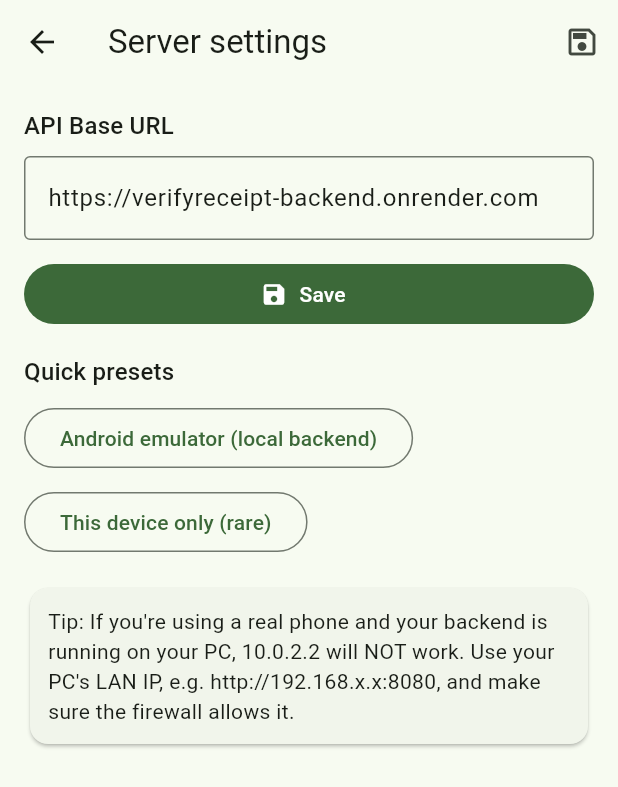
After one commit to tise-genene/verifyreceipt, a Flutter app: the screen it shows after launch, item 2 of the bottom bar chosen, after a tap on the "settings" icon, on a phone screen of 412 x 824 dp. The commit adds this screen. Shown: the top 787 px of the screen. Run offline on Flutter 3.47's test engine with Material 3 defaults, Android fonts, the phone set to English and light mode, and no system bars; our stand-ins replace dio, flutter_riverpod, hive, hive_flutter, image_picker, share_plus; missing offline and left inert: google_mlkit_text_recognition, mobile_scanner; accounts and stored records are empty.

Commit message:
Add server settings UI and default to prod backend

```diff
--- a/mobile/lib/core/api/api_client.dart
+++ b/mobile/lib/core/api/api_client.dart
@@ -6,6 +6,14 @@ import 'package:flutter/foundation.dart';
 
 import '../storage/settings_store.dart';
 import 'models.dart';
+
+class ApiConfigError implements Exception {
+  ApiConfigError(this.message);
+  final String message;
+
+  @override
+  String toString() => message;
+}
 
 class ApiClient {
   ApiClient(this._dio, this._settings);
@@ -30,6 +38,7 @@ class ApiClient {
     } on DioException catch (e) {
       final shouldRetry =
           e.type == DioExceptionType.connectionTimeout ||
+          e.type == DioExceptionType.connectionError ||
           e.type == DioExceptionType.sendTimeout ||
           e.type == DioExceptionType.receiveTimeout ||
           (e.type == DioExceptionType.unknown &&
@@ -56,7 +65,10 @@ class ApiClient {
     String? phone,
     CancelToken? cancelToken,
   }) async {
-    final baseUrl = await _settings.getApiBaseUrl();
+    final baseUrl = _normalizeBaseUrl(await _settings.getApiBaseUrl());
+    if (baseUrl.isEmpty) {
+      throw ApiConfigError('Server URL is not set. Open Settings and set it.');
+    }
 
     final resp = await _postWithRetry<Map<String, dynamic>>(
       '$baseUrl/api/verify/reference',
@@ -79,7 +91,10 @@ class ApiClient {
     String? suffix,
     CancelToken? cancelToken,
   }) async {
-    final baseUrl = await _settings.getApiBaseUrl();
+    final baseUrl = _normalizeBaseUrl(await _settings.getApiBaseUrl());
+    if (baseUrl.isEmpty) {
+      throw ApiConfigError('Server URL is not set. Open Settings and set it.');
+    }
 
     final form = FormData.fromMap({
       'provider': provider.value,
@@ -104,6 +119,14 @@ class ApiClient {
   }
 }
 
+String _normalizeBaseUrl(String value) {
+  var s = value.trim();
+  while (s.endsWith('/')) {
+    s = s.substring(0, s.length - 1);
+  }
+  return s;
+}
+
 String prettyJson(Object? value) {
   try {
     const encoder = JsonEncoder.withIndent('  ');
@@ -114,16 +137,32 @@ String prettyJson(Object? value) {
 }
 
 String errorMessage(Object error) {
+  if (error is ApiConfigError) return error.message;
   if (error is DioException) {
     switch (error.type) {
       case DioExceptionType.cancel:
         return 'Cancelled.';
+      case DioExceptionType.connectionError:
+        if (error.error is SocketException) {
+          final se = error.error as SocketException;
+          final msg = (se.osError?.message ?? se.message).toLowerCase();
+          if (msg.contains('refused')) {
+            return 'Can’t connect to the server (connection refused).\nCheck the server address in Settings.';
+          }
+          return 'Can’t reach the server.\nCheck your connection and the server address in Settings.';
+        }
+        return 'Can’t connect to the server.\nCheck the server address in Settings.';
       case DioExceptionType.connectionTimeout:
       case DioExceptionType.sendTimeout:
       case DioExceptionType.receiveTimeout:
-        return 'Request timed out. The server may be busy — please try again.';
+        return 'Request timed out.\nCheck the server address in Settings and try again.';
       case DioExceptionType.unknown:
         if (error.error is SocketException) {
+          final se = error.error as SocketException;
+          final msg = (se.osError?.message ?? se.message).toLowerCase();
+          if (msg.contains('refused')) {
+            return 'Can’t connect to the server (connection refused).\nCheck the server address in Settings.';
+          }
           return 'Network error. Check your internet connection and try again.';
         }
         break;
--- a/mobile/lib/core/storage/settings_store.dart
+++ b/mobile/lib/core/storage/settings_store.dart
@@ -9,10 +9,10 @@ class SettingsStore {
   Future<String> getApiBaseUrl() async {
     final box = await _box();
 
-    // For Android emulator, localhost should be 10.0.2.2
+    // Default to the deployed backend; override via dart-define for local dev.
     final defaultUrl = const String.fromEnvironment(
       'API_BASE_URL',
-      defaultValue: 'http://10.0.2.2:8080',
+      defaultValue: 'https://verifyreceipt-backend.onrender.com',
     );
     return (box.get(_keyApiBaseUrl) as String?) ?? defaultUrl;
   }
--- a/mobile/lib/features/reference/reference_screen.dart
+++ b/mobile/lib/features/reference/reference_screen.dart
@@ -3,6 +3,7 @@ import 'package:flutter_riverpod/flutter_riverpod.dart';
 
 import '../../core/api/models.dart';
 import '../common/verification_result_view.dart';
+import '../settings/server_settings_screen.dart';
 import 'reference_controller.dart';
 
 class ReferenceScreen extends ConsumerWidget {
@@ -14,7 +15,20 @@ class ReferenceScreen extends ConsumerWidget {
     final ctrl = ref.read(referenceControllerProvider.notifier);
 
     return Scaffold(
-      appBar: AppBar(title: const Text('Verify by reference')),
+      appBar: AppBar(
+        title: const Text('Verify by reference'),
+        actions: [
+          IconButton(
+            tooltip: 'Server settings',
+            icon: const Icon(Icons.settings_outlined),
+            onPressed: () {
+              Navigator.of(context).push(
+                MaterialPageRoute(builder: (_) => const ServerSettingsScreen()),
+              );
+            },
+          ),
+        ],
+      ),
       body: ListView(
         padding: const EdgeInsets.all(16),
         children: [
--- a/mobile/lib/features/scan/scan_qr_screen.dart
+++ b/mobile/lib/features/scan/scan_qr_screen.dart
@@ -3,6 +3,7 @@ import 'package:flutter_riverpod/flutter_riverpod.dart';
 import 'package:mobile_scanner/mobile_scanner.dart';
 
 import '../reference/reference_controller.dart';
+import '../settings/server_settings_screen.dart';
 
 class ScanQrScreen extends ConsumerStatefulWidget {
   const ScanQrScreen({super.key});
@@ -17,7 +18,20 @@ class _ScanQrScreenState extends ConsumerState<ScanQrScreen> {
   @override
   Widget build(BuildContext context) {
     return Scaffold(
-      appBar: AppBar(title: const Text('Scan QR')),
+      appBar: AppBar(
+        title: const Text('Scan QR'),
+        actions: [
+          IconButton(
+            tooltip: 'Server settings',
+            icon: const Icon(Icons.settings_outlined),
+            onPressed: () {
+              Navigator.of(context).push(
+                MaterialPageRoute(builder: (_) => const ServerSettingsScreen()),
+              );
+            },
+          ),
+        ],
+      ),
       body: MobileScanner(
         onDetect: (capture) {
           if (_handled) return;
--- /dev/null
+++ b/mobile/lib/features/settings/server_settings_screen.dart
@@ -0,0 +1,150 @@
+import 'package:flutter/material.dart';
+import 'package:flutter_riverpod/flutter_riverpod.dart';
+
+import '../../core/di/providers.dart';
+
+class ServerSettingsScreen extends ConsumerStatefulWidget {
+  const ServerSettingsScreen({super.key});
+
+  @override
+  ConsumerState<ServerSettingsScreen> createState() =>
+      _ServerSettingsScreenState();
+}
+
+class _ServerSettingsScreenState extends ConsumerState<ServerSettingsScreen> {
+  final _controller = TextEditingController();
+  bool _loading = true;
+
+  @override
+  void initState() {
+    super.initState();
+    _load();
+  }
+
+  Future<void> _load() async {
+    final store = ref.read(settingsStoreProvider);
+    final v = await store.getApiBaseUrl();
+    if (!mounted) return;
+    setState(() {
+      _controller.text = v;
+      _loading = false;
+    });
+  }
+
+  @override
+  void dispose() {
+    _controller.dispose();
+    super.dispose();
+  }
+
+  String _normalize(String v) {
+    var s = v.trim();
+    while (s.endsWith('/')) {
+      s = s.substring(0, s.length - 1);
+    }
+    return s;
+  }
+
+  Future<void> _save() async {
+    final raw = _controller.text;
+    final v = _normalize(raw);
+
+    if (v.isEmpty) {
+      _snack('Server URL is required.');
+      return;
+    }
+    if (!v.startsWith('http://') && !v.startsWith('https://')) {
+      _snack('Server URL must start with http:// or https://');
+      return;
+    }
+
+    final store = ref.read(settingsStoreProvider);
+    await store.setApiBaseUrl(v);
+    if (!mounted) return;
+    _snack('Saved.');
+  }
+
+  void _snack(String msg) {
+    ScaffoldMessenger.of(context).showSnackBar(SnackBar(content: Text(msg)));
+  }
+
+  @override
+  Widget build(BuildContext context) {
+    return Scaffold(
+      appBar: AppBar(
+        title: const Text('Server settings'),
+        actions: [
+          IconButton(
+            onPressed: _loading ? null : _save,
+            icon: const Icon(Icons.save_outlined),
+            tooltip: 'Save',
+          ),
+        ],
+      ),
+      body: _loading
+          ? const Center(child: CircularProgressIndicator())
+          : ListView(
+              padding: const EdgeInsets.all(16),
+              children: [
+                Text(
+                  'API Base URL',
+                  style: Theme.of(context).textTheme.titleMedium,
+                ),
+                const SizedBox(height: 8),
+                TextField(
+                  controller: _controller,
+                  keyboardType: TextInputType.url,
+                  decoration: const InputDecoration(
+                    hintText: 'https://your-backend.example.com',
+                    border: OutlineInputBorder(),
+                  ),
+                ),
+                const SizedBox(height: 12),
+                FilledButton.icon(
+                  onPressed: _save,
+                  icon: const Icon(Icons.save),
+                  label: const Text('Save'),
+                ),
+                const SizedBox(height: 16),
+                Text(
+                  'Quick presets',
+                  style: Theme.of(context).textTheme.titleMedium,
+                ),
+                const SizedBox(height: 8),
+                Wrap(
+                  spacing: 8,
+                  runSpacing: 8,
+                  children: [
+                    OutlinedButton(
+                      onPressed: () {
+                        setState(() {
+                          _controller.text = 'http://10.0.2.2:8080';
+                        });
+                      },
+                      child: const Text('Android emulator (local backend)'),
+                    ),
+                    OutlinedButton(
+                      onPressed: () {
+                        setState(() {
+                          _controller.text = 'http://127.0.0.1:8080';
+                        });
+                      },
+                      child: const Text('This device only (rare)'),
+                    ),
+                  ],
+                ),
+                const SizedBox(height: 16),
+                Card(
+                  child: Padding(
+                    padding: const EdgeInsets.all(12),
+                    child: Text(
+                      'Tip: If you\'re using a real phone and your backend is running on your PC, 10.0.2.2 will NOT work. Use your PC\'s LAN IP, e.g. http://192.168.x.x:8080, and make sure the firewall allows it.',
+                      style: Theme.of(context).textTheme.bodyMedium,
+                    ),
+                  ),
+                ),
+              ],
+            ),
+    );
+  }
+}
```
Also changed, not shown: mobile/lib/features/common/verification_result_view.dart (+6 -7 lines), mobile/lib/features/history/history_screen.dart (+12 -1 lines), mobile/lib/features/receipt/receipt_screen.dart (+15 -1 lines), 1 other file.
